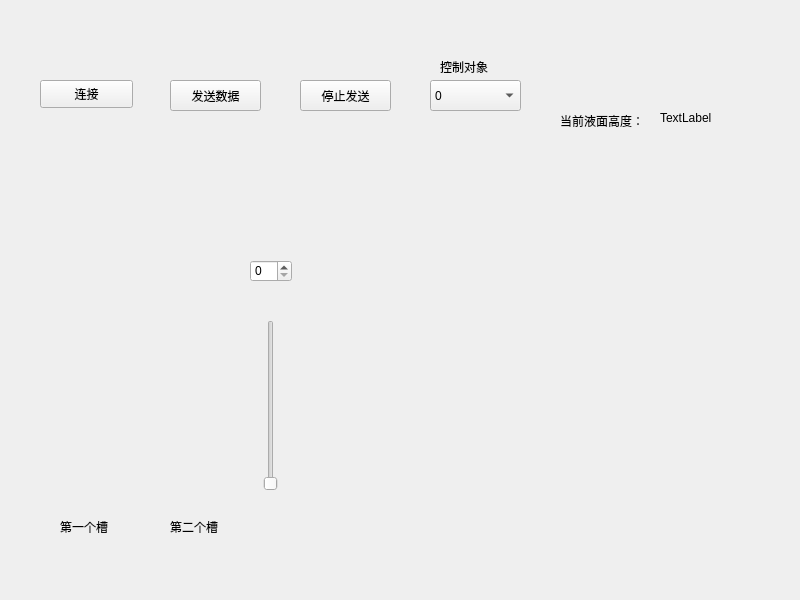
Qt form Controller/widget.ui (origmickey/Controller_DoubleTank) before a commit.
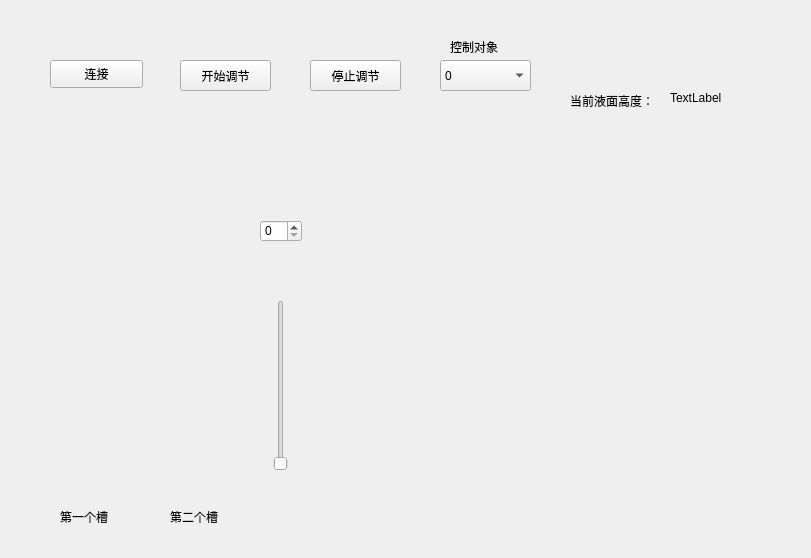
The same form after that commit. Custom widgets are drawn as their Qt base class.

Commit message: 修改按钮名称

```diff
--- a/Controller/widget.ui
+++ b/Controller/widget.ui
@@ -6,8 +6,8 @@
    <rect>
     <x>0</x>
     <y>0</y>
-    <width>800</width>
-    <height>600</height>
+    <width>811</width>
+    <height>558</height>
    </rect>
   </property>
   <property name="windowTitle">
@@ -16,8 +16,8 @@
   <widget class="QPushButton" name="connectserver">
    <property name="geometry">
     <rect>
-     <x>40</x>
-     <y>80</y>
+     <x>50</x>
+     <y>60</y>
      <width>93</width>
      <height>28</height>
     </rect>
@@ -35,8 +35,8 @@
   <widget class="QPushButton" name="sendmsg">
    <property name="geometry">
     <rect>
-     <x>170</x>
-     <y>80</y>
+     <x>180</x>
+     <y>60</y>
      <width>91</width>
      <height>31</height>
     </rect>
@@ -48,14 +48,14 @@
     </size>
    </property>
    <property name="text">
-    <string>发送数据</string>
+    <string>开始调节</string>
    </property>
   </widget>
   <widget class="QChartView" name="widget" native="true">
    <property name="geometry">
     <rect>
-     <x>320</x>
-     <y>160</y>
+     <x>330</x>
+     <y>140</y>
      <width>461</width>
      <height>371</height>
     </rect>
@@ -64,8 +64,8 @@
   <widget class="QSlider" name="verticalSlider">
    <property name="geometry">
     <rect>
-     <x>260</x>
-     <y>320</y>
+     <x>270</x>
+     <y>300</y>
      <width>22</width>
      <height>171</height>
     </rect>
@@ -77,8 +77,8 @@
   <widget class="QSpinBox" name="spinBox">
    <property name="geometry">
     <rect>
-     <x>250</x>
-     <y>260</y>
+     <x>260</x>
+     <y>220</y>
      <width>42</width>
      <height>22</height>
     </rect>
@@ -87,8 +87,8 @@
   <widget class="QLabel" name="label">
    <property name="geometry">
     <rect>
-     <x>560</x>
-     <y>90</y>
+     <x>570</x>
+     <y>70</y>
      <width>111</width>
      <height>61</height>
     </rect>
@@ -100,8 +100,8 @@
   <widget class="QComboBox" name="comboBox">
    <property name="geometry">
     <rect>
-     <x>430</x>
-     <y>80</y>
+     <x>440</x>
+     <y>60</y>
      <width>91</width>
      <height>31</height>
     </rect>
@@ -126,8 +126,8 @@
   <widget class="QLabel" name="label_2">
    <property name="geometry">
     <rect>
-     <x>440</x>
-     <y>60</y>
+     <x>450</x>
+     <y>40</y>
      <width>63</width>
      <height>13</height>
     </rect>
@@ -140,7 +140,7 @@
    <property name="geometry">
     <rect>
      <x>60</x>
-     <y>520</y>
+     <y>510</y>
      <width>63</width>
      <height>13</height>
     </rect>
@@ -153,7 +153,7 @@
    <property name="geometry">
     <rect>
      <x>170</x>
-     <y>520</y>
+     <y>510</y>
      <width>63</width>
      <height>13</height>
     </rect>
@@ -165,8 +165,8 @@
   <widget class="QLabel" name="height">
    <property name="geometry">
     <rect>
-     <x>660</x>
-     <y>110</y>
+     <x>670</x>
+     <y>90</y>
      <width>63</width>
      <height>16</height>
     </rect>
@@ -178,8 +178,8 @@
   <widget class="QPushButton" name="sendmsg_2">
    <property name="geometry">
     <rect>
-     <x>300</x>
-     <y>80</y>
+     <x>310</x>
+     <y>60</y>
      <width>91</width>
      <height>31</height>
     </rect>
@@ -191,7 +191,7 @@
     </size>
    </property>
    <property name="text">
-    <string>停止发送</string>
+    <string>停止调节</string>
    </property>
   </widget>
  </widget>
```
The commit also changes 2 other files.
